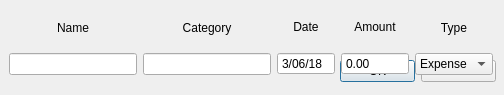
Above: EZbudget/expensedialog.ui from IvanInandan/EZBudget before the change. Below: the same form after it.
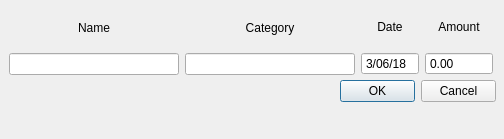
That is the form after the change.

```diff
--- a/EZbudget/expensedialog.ui
+++ b/EZbudget/expensedialog.ui
@@ -7,7 +7,7 @@
     <x>0</x>
     <y>0</y>
     <width>504</width>
-    <height>95</height>
+    <height>139</height>
    </rect>
   </property>
   <property name="windowTitle">
@@ -17,7 +17,7 @@
    <property name="geometry">
     <rect>
      <x>340</x>
-     <y>60</y>
+     <y>80</y>
      <width>156</width>
      <height>23</height>
     </rect>
@@ -116,31 +116,6 @@
       </item>
      </layout>
     </item>
-    <item>
-     <layout class="QVBoxLayout" name="verticalLayout_6">
-      <item>
-       <widget class="QLabel" name="transactionTypeLabel">
-        <property name="text">
-         <string>&lt;html&gt;&lt;head/&gt;&lt;body&gt;&lt;p align=&quot;center&quot;&gt;Type&lt;/p&gt;&lt;/body&gt;&lt;/html&gt;</string>
-        </property>
-       </widget>
-      </item>
-      <item>
-       <widget class="QComboBox" name="transactionType">
-        <item>
-         <property name="text">
-          <string>Expense</string>
-         </property>
-        </item>
-        <item>
-         <property name="text">
-          <string>Income</string>
-         </property>
-        </item>
-       </widget>
-      </item>
-     </layout>
-    </item>
    </layout>
   </widget>
  </widget>
```
Left out of the diff: 2 changed lines with no effect on the pictures.
